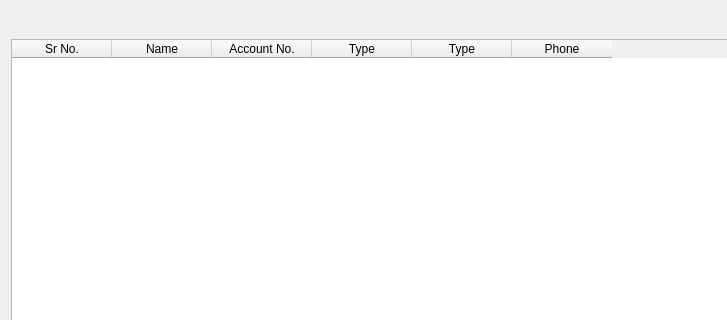
Qt form userlist.ui (iamroHit12/BankMangement) before a commit; both pictures show x 0 to 727 and y 0 to 320 of the 900 by 500 pixel window.
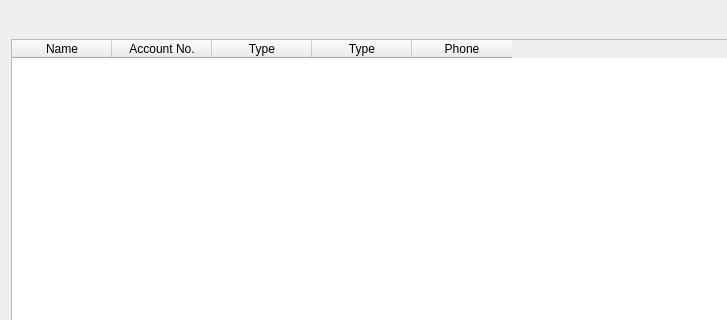
The same form after that commit.

The edit to the form file:
```diff
--- a/userlist.ui
+++ b/userlist.ui
@@ -40,11 +40,6 @@
    </item>
    <item>
     <widget class="QTableWidget" name="tableWidget">
-     <column>
-      <property name="text">
-       <string>Sr No.</string>
-      </property>
-     </column>
      <column>
       <property name="text">
        <string>Name</string>
```
